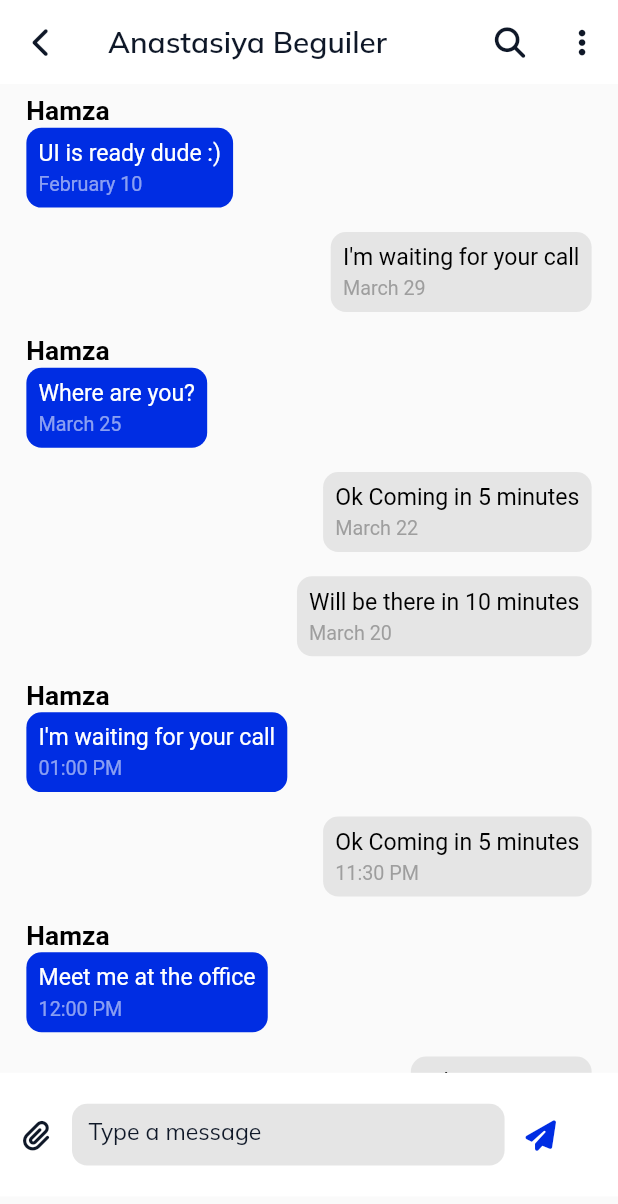
After one commit to kamranhccp/flutter-chatie-messenger, a Flutter app: the ChatView screen opened directly, after a tap on "Hamza", on a phone screen of 412 x 824 dp. The commit adds this screen. Shown: the top 1204 px of the screen. Run offline on Flutter 3.47's test engine with Material 2 defaults, Android fonts, the phone set to English and light mode, and no system bars; our stand-ins replace bottom_navy_bar, flutter_screenutil, font_awesome_flutter, google_fonts.

Commit message:
Message Screen Update(FEW CHANGES todo)

```diff
--- /dev/null
+++ b/lib/dummy_files/dummy_messages_individual_person.dart
@@ -0,0 +1,76 @@
+import 'package:chatiee/model/message_individual_person.dart';
+
+List<MessagePersonIndividualModel> dummyMessagesIndividualPerson_1 = [
+  MessagePersonIndividualModel(
+    senderName: "Hamza",
+    message: "UI is ready dude :)",
+    unreadMessage: true,
+    date: "February 10",
+    isSender: false,
+    imageUrl: "assets/avatar/a1.png",
+  ),
+  MessagePersonIndividualModel(
+    senderName: "You",
+    message: "I'm waiting for your call",
+    unreadMessage: false,
+    date: "March 29",
+    isSender: true,
+    imageUrl: "assets/avatar/a2.png",
+  ),
+  MessagePersonIndividualModel(
+    senderName: "Hamza",
+    message: "Where are you?",
+    unreadMessage: true,
+    date: "March 25",
+    isSender: false,
+    imageUrl: "assets/avatar/a1.png",
+  ),
+  MessagePersonIndividualModel(
+    senderName: "You",
+    message: "Ok Coming in 5 minutes",
+    unreadMessage: false,
+    date: "March 22",
+    isSender: true,
+    imageUrl: "assets/avatar/a2.png",
+  ),
+  MessagePersonIndividualModel(
+    senderName: "You",
+    message: "Will be there in 10 minutes",
+    unreadMessage: false,
+    date: "March 20",
+    isSender: true,
+    imageUrl: "assets/avatar/a2.png",
+  ),
+  MessagePersonIndividualModel(
+    senderName: "Hamza",
+    message: "I'm waiting for your call",
+    unreadMessage: false,
+    date: "01:00 PM",
+    isSender: false,
+    imageUrl: "assets/avatar/a1.png",
+  ),
+  MessagePersonIndividualModel(
+    senderName: "You",
+    message: "Ok Coming in 5 minutes",
+    unreadMessage: false,
+    date: "11:30 PM",
+    isSender: true,
+    imageUrl: "assets/avatar/a2.png",
+  ),
+  MessagePersonIndividualModel(
+    senderName: "Hamza",
+    message: "Meet me at the office",
+    unreadMessage: false,
+    date: "12:00 PM",
+    isSender: false,
+    imageUrl: "assets/avatar/a1.png",
+  ),
+  MessagePersonIndividualModel(
+    senderName: "You",
+    message: "Where are you?",
+    unreadMessage: false,
+    date: "11:30 PM",
+    isSender: true,
+    imageUrl: "assets/avatar/a2.png",
+  ),
+].toList();
--- /dev/null
+++ b/lib/model/message_individual_person.dart
@@ -0,0 +1,17 @@
+class MessagePersonIndividualModel {
+  final String senderName;
+  final String date;
+  final String message;
+  final bool unreadMessage;
+  final bool isSender;
+  final String imageUrl;
+
+  MessagePersonIndividualModel({
+    required this.senderName,
+    required this.date,
+    required this.message,
+    required this.unreadMessage,
+    required this.isSender,
+    required this.imageUrl,
+  });
+}
--- a/lib/views/main_screens/chat_view.dart
+++ b/lib/views/main_screens/chat_view.dart
@@ -1,4 +1,5 @@
 import 'package:chatiee/dummy_files/dummy_contacts.dart';
+import 'package:chatiee/views/main_screens/message_view.dart';
 import 'package:flutter/material.dart';
 import 'package:flutter_screenutil/flutter_screenutil.dart';
 import 'package:font_awesome_flutter/font_awesome_flutter.dart';
@@ -126,7 +127,7 @@ class _ChatViewState extends State<ChatView> {
                             ),
                           ),
                           Text(
-                            'Name', // Replace with the actual name
+                            dummyContacts[index].name,
                             style: TextStyle(
                               color: const Color(0xFF0F1828),
                               fontFamily: GoogleFonts.mulish().fontFamily,
@@ -180,7 +181,26 @@ class _ChatViewState extends State<ChatView> {
                 return SingleChildScrollView(
                   child: Column(
                     children: [
-                      ListTile(
+                      InkWell(
+                        onTap: () {
+                          // Handle chat screen
+                          Navigator.push(
+                            context,
+                            MaterialPageRoute(
+                              builder: (context) => const MessageView(),
+                            ),
+                          );
+                        },
+                        child: Container(
+                          decoration: BoxDecoration(
+                            border: Border(
+                              bottom: BorderSide(
+                                color: const Color(0xFFE0E0E0),
+                                width: 2.0.r,
+                              ),
+                            ),
+                          ),
+                          child: ListTile(
                             leading: SizedBox(
                               width: 55.w,
                               height: 55.h,
@@ -224,7 +244,7 @@ class _ChatViewState extends State<ChatView> {
                                     color: const Color(0xFF828282),
                                   ),
                                 ),
-                            SizedBox(height: 15.h),
+                                SizedBox(height: 10.h),
                                 dummyMessages[index].unreadMessage
                                     ? Padding(
                                         padding: EdgeInsets.only(left: 20.w),
@@ -240,8 +260,8 @@ class _ChatViewState extends State<ChatView> {
                                             child: Text(
                                               '1',
                                               style: TextStyle(
-                                            fontFamily:
-                                                GoogleFonts.mulish().fontFamily,
+                                                fontFamily: GoogleFonts.mulish()
+                                                    .fontFamily,
                                                 fontSize: 10.sp,
                                                 fontWeight: FontWeight.w600,
                                                 color: const Color(0xFF001A83),
@@ -254,11 +274,7 @@ class _ChatViewState extends State<ChatView> {
                               ],
                             ),
                           ),
-                      const Divider(
-                        color: Color(0xFFE0E0E0),
-                        thickness: 1,
-                        indent: 20,
-                        endIndent: 20,
+                        ),
                       ),
                     ],
                   ),
--- /dev/null
+++ b/lib/views/main_screens/message_view.dart
@@ -0,0 +1,202 @@
+import 'package:chatiee/dummy_files/dummy_messages_individual_person.dart';
+import 'package:flutter/material.dart';
+import 'package:flutter_screenutil/flutter_screenutil.dart';
+import 'package:font_awesome_flutter/font_awesome_flutter.dart';
+import 'package:google_fonts/google_fonts.dart';
+
+import 'bottom_nav_bar.dart';
+
+class MessageView extends StatefulWidget {
+  const MessageView({super.key});
+
+  @override
+  State<MessageView> createState() => _MessageViewState();
+}
+
+class _MessageViewState extends State<MessageView> {
+  @override
+  Widget build(BuildContext context) {
+    return Scaffold(
+      appBar: AppBar(
+        leading: IconButton(
+          onPressed: () {
+            Navigator.pushReplacement(
+              context,
+              MaterialPageRoute(
+                builder: (context) => const BottomNavigationExample(),
+              ),
+            );
+          },
+          splashRadius: 18.r,
+          icon: Icon(
+            size: 20.r,
+            FontAwesomeIcons.chevronLeft,
+            color: const Color(0xFF0F1828),
+          ),
+        ),
+        foregroundColor: const Color(0xFF0F1828),
+        title: Text(
+          "Anastasiya Beguiler",
+          style: TextStyle(
+            fontFamily: GoogleFonts.mulish().fontFamily,
+            fontSize: 18.sp,
+            fontWeight: FontWeight.w600,
+            color: const Color(0xFF0F1828),
+          ),
+        ),
+        backgroundColor: const Color(0xFFFFFFFF),
+        elevation: 0,
+        actions: [
+          IconButton(
+            onPressed: () {},
+            icon: Icon(
+              FontAwesomeIcons.magnifyingGlass,
+              size: 20.r,
+              color: const Color(0xFF0F1828),
+            ),
+          ),
+          // new chat
+          IconButton(
+            onPressed: () {},
+            icon: Icon(
+              // menu three horizontal lines
+              size: 20.r,
+              FontAwesomeIcons.ellipsisVertical,
+              color: const Color(0xFF0F1828),
+            ),
+          ),
+        ],
+      ),
+      body: SingleChildScrollView(
+        child: Column(
+          children: [
+            // Chat messages SIZED BOX
+            SizedBox(
+              height: 0.8.sh,
+              width: 1.sw,
+              child: ListView.builder(
+                shrinkWrap: true,
+                itemCount: dummyMessagesIndividualPerson_1.length,
+                itemBuilder: (context, index) {
+                  final message = dummyMessagesIndividualPerson_1[index];
+                  return Container(
+                    padding: EdgeInsets.symmetric(
+                        horizontal: 16.0.w, vertical: 8.0.h),
+                    alignment: message.isSender
+                        ? Alignment.centerRight
+                        : Alignment.centerLeft,
+                    child: Column(
+                      crossAxisAlignment: message.isSender
+                          ? CrossAxisAlignment.end
+                          : CrossAxisAlignment.start,
+                      children: [
+                        if (!message.isSender)
+                          Text(
+                            message.senderName,
+                            style: TextStyle(
+                              fontWeight: FontWeight.bold,
+                              color: Colors.black,
+                              fontSize: 16.0.sp,
+                            ),
+                          ),
+                        Container(
+                          padding: EdgeInsets.all(8.0.r),
+                          decoration: BoxDecoration(
+                            color: message.isSender
+                                ? const Color(0xFFE5E5E5)
+                                : const Color(0xFF002DE3),
+                            borderRadius: BorderRadius.circular(10.0.r),
+                          ),
+                          child: Column(
+                            crossAxisAlignment: CrossAxisAlignment.start,
+                            children: [
+                              Text(
+                                message.message,
+                                style: TextStyle(
+                                  color: message.isSender
+                                      ? Colors.black
+                                      : Colors.white,
+                                  fontSize: 14.0.sp,
+                                ),
+                              ),
+                              SizedBox(height: 4.0.h),
+                              Text(
+                                message.date,
+                                style: TextStyle(
+                                  color: message.isSender
+                                      ? Colors.grey
+                                      : Colors.white54,
+                                  fontSize: 12.0.sp,
+                                ),
+                              ),
+                              // if (!message.isSender)
+                              //   Image.asset(message.imageUrl),
+                            ],
+                          ),
+                        ),
+                      ],
+                    ),
+                  );
+                },
+              ),
+            ),
+
+            // Input field
+            Container(
+              height: 0.1.sh,
+              width: 1.sw,
+              color: const Color(0xFFFFFFFF),
+              child: Row(
+                children: [
+                  // Attach file
+                  IconButton(
+                    onPressed: () {},
+                    icon: Icon(
+                      FontAwesomeIcons.paperclip,
+                      size: 20.r,
+                      color: const Color(0xFF0F1828),
+                    ),
+                  ),
+                  // Input field
+                  Container(
+                    height: 0.05.sh,
+                    width: 0.7.sw,
+                    decoration: BoxDecoration(
+                      color: const Color(0xFFE5E5E5),
+                      borderRadius: BorderRadius.circular(10.r),
+                    ),
+                    child: TextField(
+                      decoration: InputDecoration(
+                        hintText: "Type a message",
+                        hintStyle: TextStyle(
+                          fontFamily: GoogleFonts.mulish().fontFamily,
+                          fontSize: 14.sp,
+                          fontWeight: FontWeight.w400,
+                          color: const Color(0xFF0F1828),
+                        ),
+                        border: InputBorder.none,
+                        contentPadding: EdgeInsets.only(
+                          left: 10.w,
+                          bottom: 10.h,
+                        ),
+                      ),
+                    ),
+                  ),
+                  // Send button
+                  IconButton(
+                    onPressed: () {},
+                    icon: Icon(
+                      FontAwesomeIcons.solidPaperPlane,
+                      size: 20.r,
+                      color: const Color(0xFF002DE3),
+                    ),
+                  ),
+                ],
+              ),
+            ),
+          ],
+        ),
+      ),
+    );
+  }
+}
```
Lines whose indentation alone changed are shown as unchanged.
